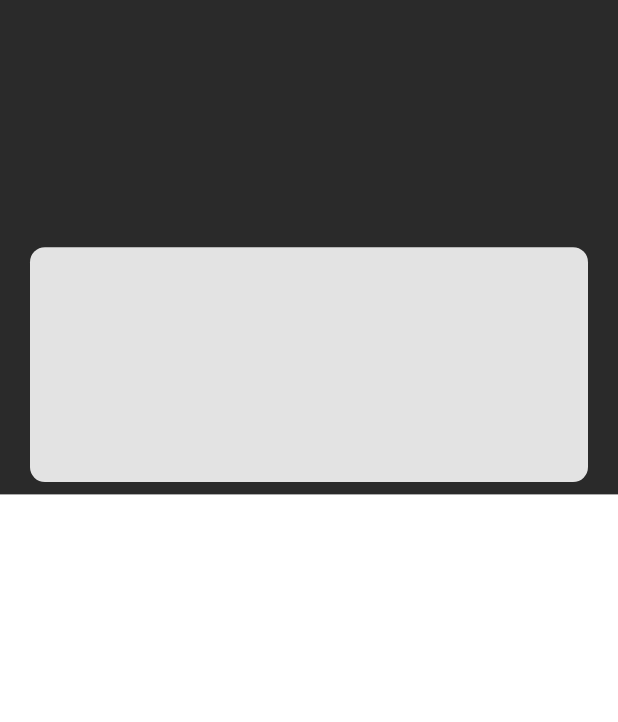
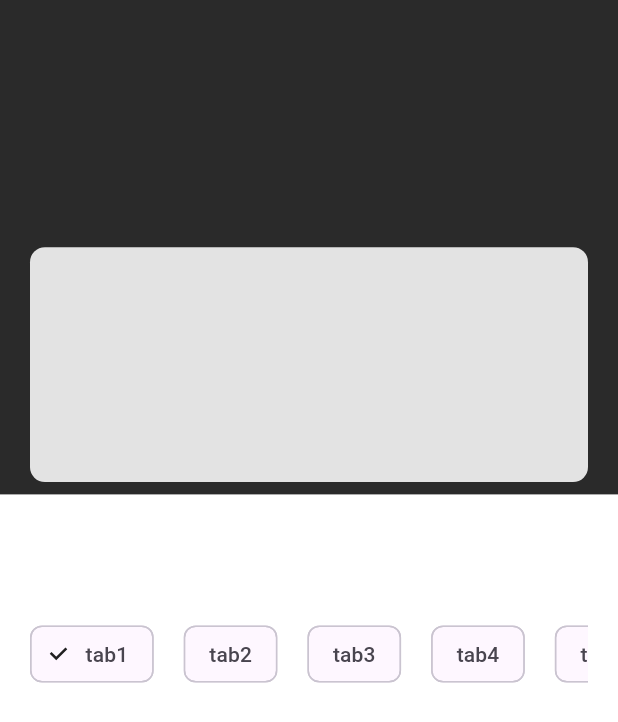
Before and after one commit to MgKyawLay/coffee, a Flutter app: the HomeScreen screen opened directly, on a phone screen of 412 x 824 dp. Shown: the top 722 px of the screen. Run offline on Flutter 3.47's test engine with Material 3 defaults, Android fonts, the phone set to English and light mode, and no system bars.

Commit message:
category tab finished

```diff
--- a/lib/view/components/category_tab.dart
+++ b/lib/view/components/category_tab.dart
@@ -5,13 +5,31 @@ class CategoryTab extends StatefulWidget {
 }
 
 class _CategoryTabState extends State<CategoryTab> {
+  int _currentIndex = 0;
+  List<String> _categoryList = ["tab1", "tab2", "tab3", "tab4", "tab5", "tab6"];
   @override
   Widget build(BuildContext context) {
-    return Row(
-      children: [
-        Text("data1"),
-        Text("data2")
-      ],
+    return SingleChildScrollView(
+      scrollDirection: Axis.horizontal,
+      child: Row(
+          children: List.generate(_categoryList.length, (index) {
+        return Row(
+          children: [
+            RawChip(
+              label: Text(_categoryList[index]),
+              selected: _currentIndex == index ? true : false,
+              onPressed: () {
+                setState(() {
+                  _currentIndex = index;
+                });
+              },
+            ),
+            SizedBox(
+              width: 20,
+            )
+          ],
+        );
+      })),
     );
   }
 }
--- a/lib/view/home_screen.dart
+++ b/lib/view/home_screen.dart
@@ -10,6 +10,8 @@ class _HomeScreenState extends State<HomeScreen> {
   String searchQuery = "";
   @override
   Widget build(BuildContext context) {
+    double deviceHeight = MediaQuery.of(context).size.height;
+    double deviceWidth = MediaQuery.of(context).size.width;
     return Scaffold(
         body: SafeArea(
       child: Stack(
@@ -21,14 +23,19 @@ class _HomeScreenState extends State<HomeScreen> {
             color: AppColors.background,
           ),
           Container(
-            height: MediaQuery.of(context).size.height * 0.6,
+            alignment: Alignment.topLeft,
+            height: deviceHeight * 0.6,
             width: double.infinity,
             color: Colors.white,
+            child: Padding(
+              padding: EdgeInsets.fromLTRB(20, deviceHeight * 0.1, 20, 0),
+              child: CategoryTab(),
+            ),
           ),
           Positioned(
-              top: MediaQuery.of(context).size.height * 0.2,
-              height: MediaQuery.of(context).size.height * 0.19,
-              width: MediaQuery.of(context).size.width,
+              top: deviceHeight * 0.2,
+              height: deviceHeight * 0.19,
+              width: deviceWidth,
               child: Padding(
                 padding: EdgeInsets.symmetric(horizontal: 20),
                 child: Container(
@@ -37,7 +44,6 @@ class _HomeScreenState extends State<HomeScreen> {
                       borderRadius: BorderRadius.circular(10)),
                 ),
               )),
-
         ],
       ),
     ));
```
